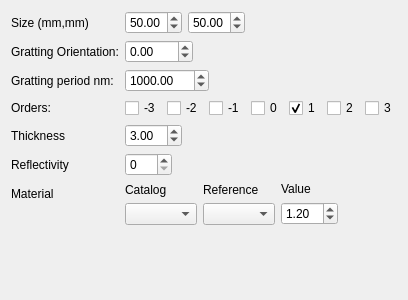
The window that freecad/pyoptools/GUI/DiffractionGratting.ui (cihologramas/freecad-pyoptools) describes before a commit, drawn with Qt 5.
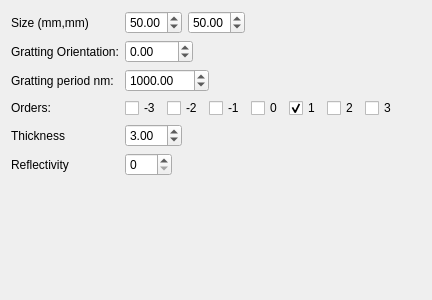
The same window after the commit.

Commit message:
All the dialogs to insert objects use now placementWidget and materialWidget
Code was added to be able to reuse custom widgets in the components dialogs. It mus be working now.

```diff
--- a/freecad/pyoptools/GUI/DiffractionGratting.ui
+++ b/freecad/pyoptools/GUI/DiffractionGratting.ui
@@ -6,7 +6,7 @@
    <rect>
     <x>0</x>
     <y>0</y>
-    <width>400</width>
+    <width>432</width>
     <height>300</height>
    </rect>
   </property>
@@ -175,69 +175,6 @@
        </property>
       </widget>
      </item>
-     <item row="6" column="0">
-      <widget class="QLabel" name="label_5">
-       <property name="text">
-        <string>Material</string>
-       </property>
-      </widget>
-     </item>
-     <item row="6" column="1">
-      <layout class="QHBoxLayout" name="horizontalLayout_2">
-       <item>
-        <layout class="QVBoxLayout" name="verticalLayout_4">
-         <item>
-          <widget class="QLabel" name="label_8">
-           <property name="text">
-            <string>Catalog</string>
-           </property>
-          </widget>
-         </item>
-         <item>
-          <widget class="QComboBox" name="Catalog"/>
-         </item>
-        </layout>
-       </item>
-       <item>
-        <layout class="QVBoxLayout" name="verticalLayout_5">
-         <item>
-          <widget class="QLabel" name="label_9">
-           <property name="text">
-            <string>Reference</string>
-           </property>
-          </widget>
-         </item>
-         <item>
-          <widget class="QComboBox" name="Reference"/>
-         </item>
-        </layout>
-       </item>
-       <item>
-        <layout class="QVBoxLayout" name="verticalLayout_2">
-         <item>
-          <widget class="QLabel" name="label_6">
-           <property name="text">
-            <string>Value</string>
-           </property>
-          </widget>
-         </item>
-         <item>
-          <widget class="QDoubleSpinBox" name="Value">
-           <property name="minimum">
-            <double>1.000000000000000</double>
-           </property>
-           <property name="singleStep">
-            <double>0.100000000000000</double>
-           </property>
-           <property name="value">
-            <double>1.200000000000000</double>
-           </property>
-          </widget>
-         </item>
-        </layout>
-       </item>
-      </layout>
-     </item>
     </layout>
    </item>
   </layout>
```
The commit also changes 26 other files.
